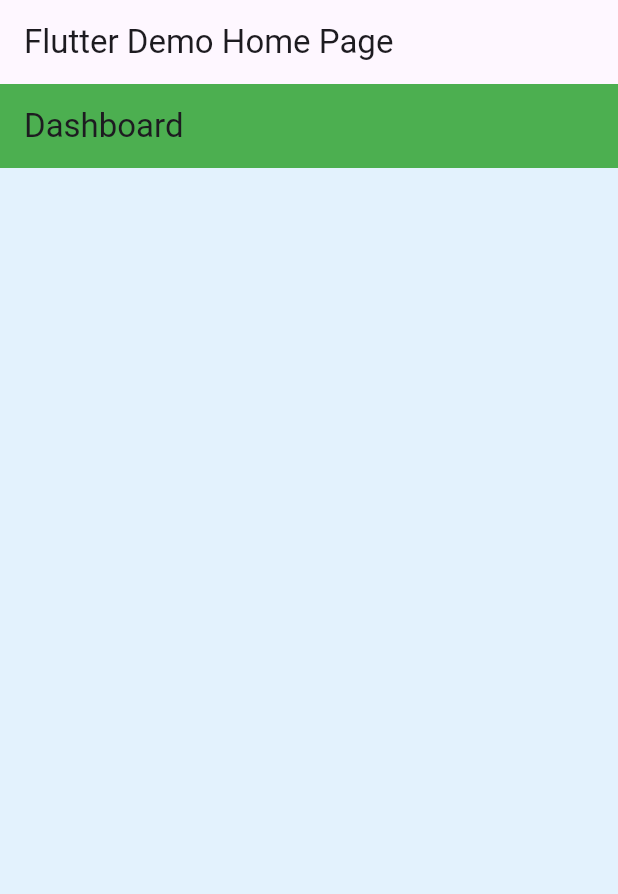
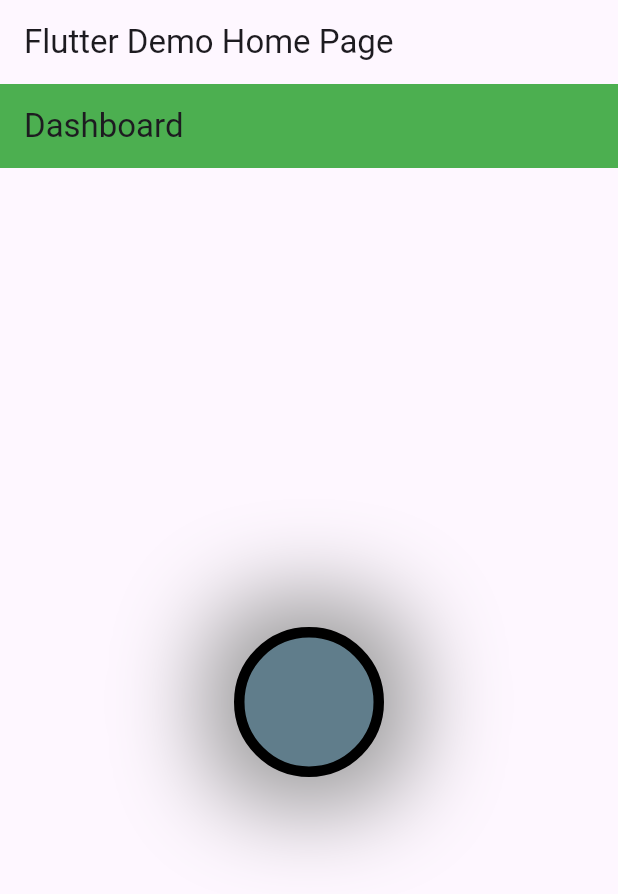
Before and after one commit to KaustubhWahane/Flutter-Practice, a Flutter app: the screen it shows after launch, on a phone screen of 412 x 824 dp. Shown: the top 894 px of the screen. Run offline on Flutter 3.47's test engine with Material 3 defaults, Android fonts, the phone set to English and light mode, and no system bars.

Commit message:
Decoration to Container

```diff
--- a/dashboardscreen/lib/main.dart
+++ b/dashboardscreen/lib/main.dart
@@ -43,7 +43,26 @@ class DashBoardScreen extends StatelessWidget {
         title: const Text("Dashboard"),
         backgroundColor: Colors.green,
       ),
-      body: Container(color: Colors.blue.shade50),
+      body: Container(
+        width: double.infinity,
+        height: double.infinity,
+        child: Center(
+          child: Container(
+            width: 100,
+            height: 100,
+            decoration: BoxDecoration(
+              color: Colors.blueGrey,
+              borderRadius: BorderRadius.circular(51),
+              // borderRadius: BorderRadius.only(topLeft: Radius.circular(21), bottomRight: Radius.circular(21)),
+              border: Border.all(width: 7, color: Colors.black),
+              boxShadow: [
+                BoxShadow(blurRadius: 51, color: Colors.grey, spreadRadius: 21),
+              ],
+              // shape: BoxShape.circle
+            ),
+          ),
+        ),
+      ),
     );
   }
 }
```
